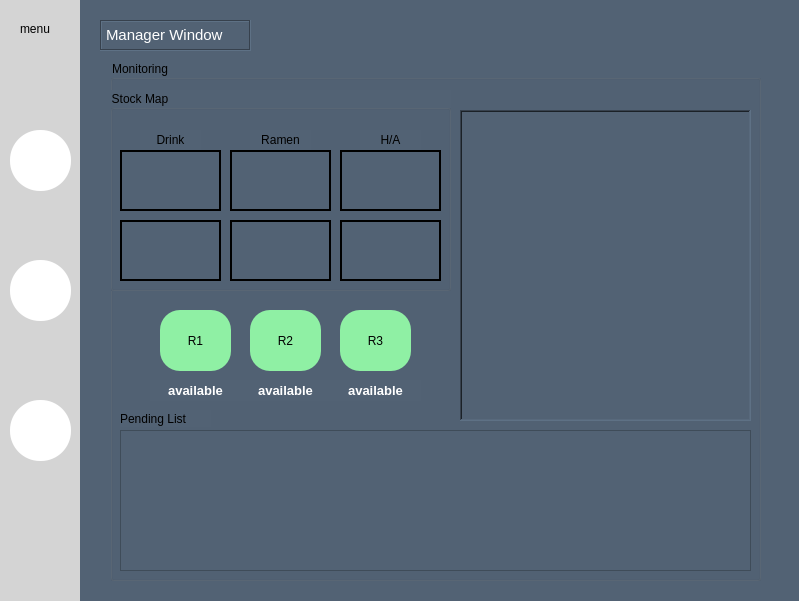
Above: gui/manager_pkg/src/manager_pkg/ui/manager.ui from addinedu-ros-4th/ros-repo-2 before the change. Below: the same form after it.
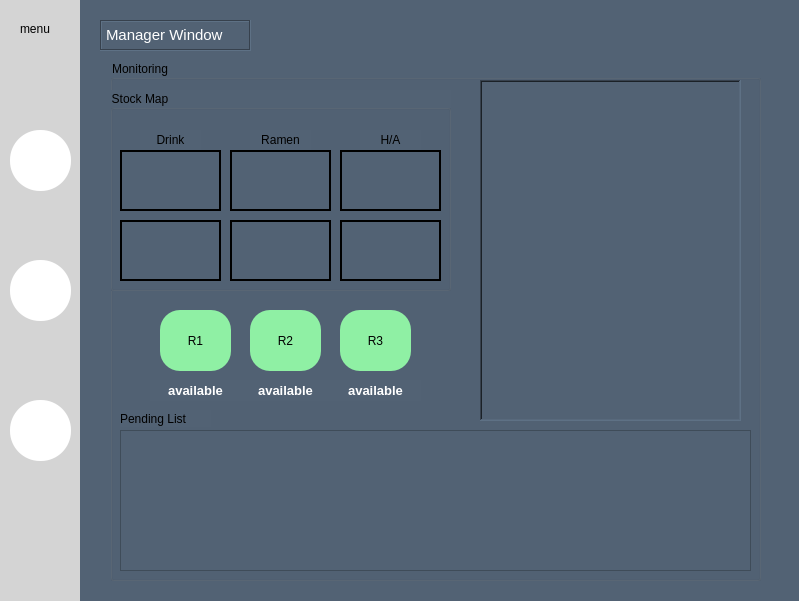
That is the form after the change. The open tabs and pages were chosen to show the change. Icons and pictures are not drawn.

Patch:
```diff
--- a/gui/manager_pkg/src/manager_pkg/ui/manager.ui
+++ b/gui/manager_pkg/src/manager_pkg/ui/manager.ui
@@ -554,10 +554,10 @@
        <widget class="QLabel" name="map">
         <property name="geometry">
          <rect>
-          <x>350</x>
-          <y>50</y>
-          <width>291</width>
-          <height>311</height>
+          <x>370</x>
+          <y>20</y>
+          <width>261</width>
+          <height>341</height>
          </rect>
         </property>
         <property name="frameShape">
```
Left out of the diff: 2 changed lines with no effect on the pictures.
